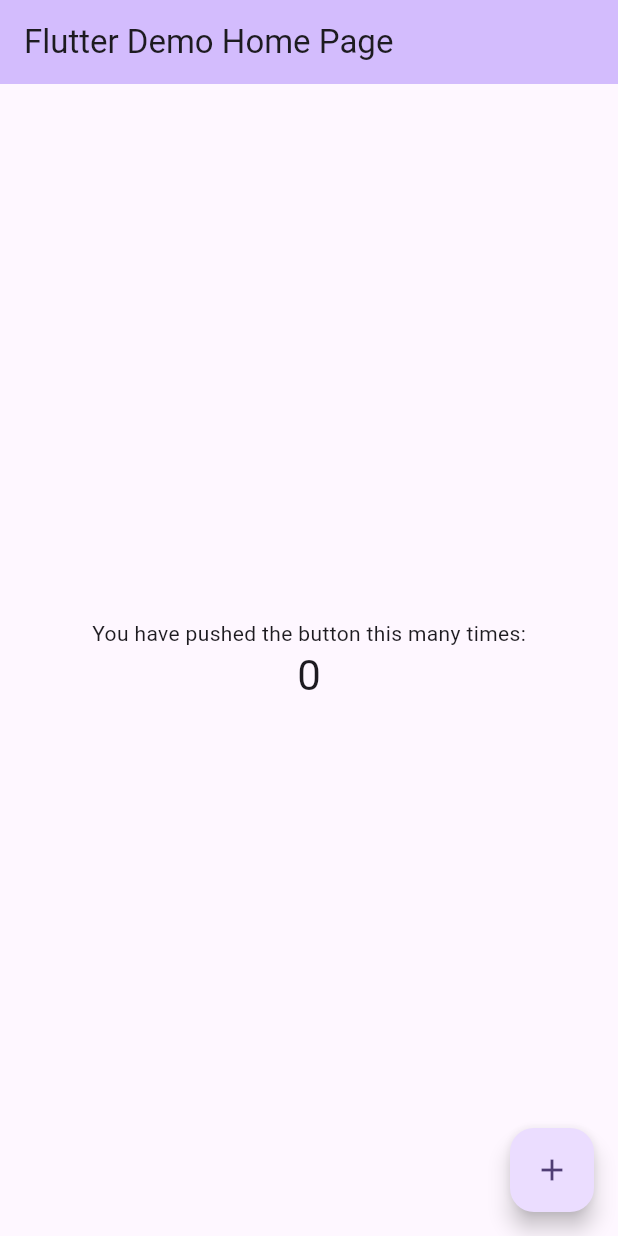
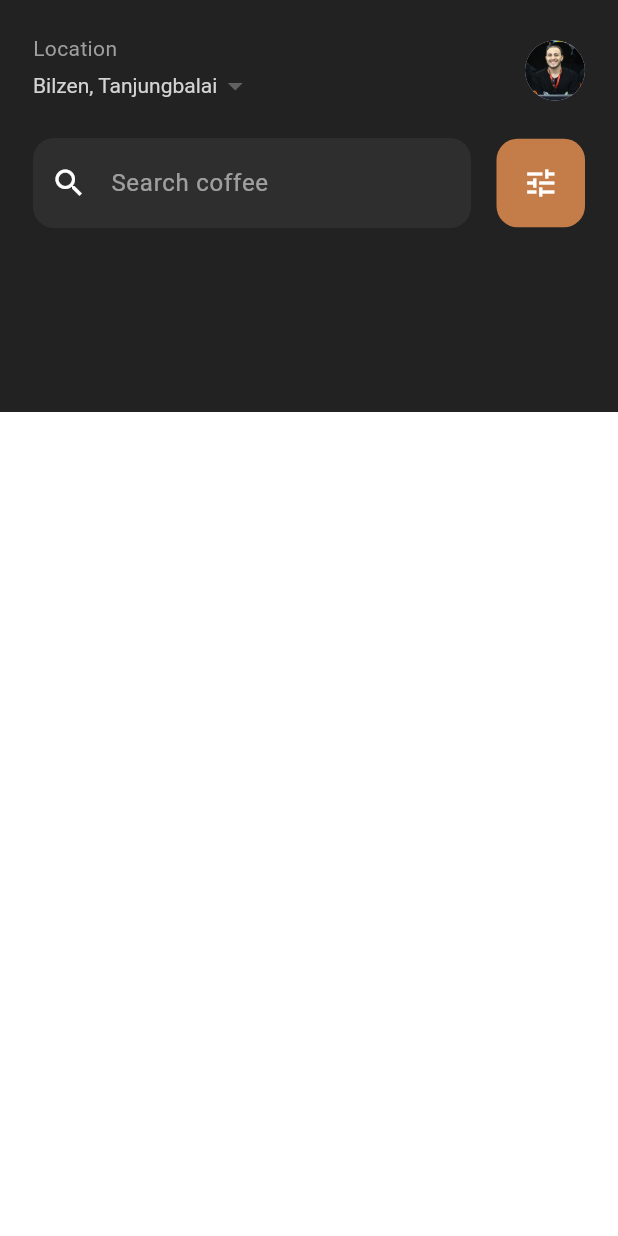
Before and after one commit to abdelaziz2642004/CofeeApp, a Flutter app: the screen it shows after launch, on a phone screen of 412 x 824 dp. Run offline on Flutter 3.47's test engine with Material 3 defaults, Android fonts, the phone set to English and light mode, and no system bars.

Commit message:
Upper Black Part of the home screen

```diff
--- /dev/null
+++ b/lib/Screens/Home_Screen/HelpingWidgets (UpperPart)/background_layout.dart
@@ -0,0 +1,20 @@
+import 'package:flutter/material.dart';
+
+class BackgroundLayout extends StatelessWidget {
+  const BackgroundLayout({super.key});
+
+  @override
+  Widget build(BuildContext context) {
+    return Column(
+      children: [
+        Expanded(
+          child: Container(color: const Color(0xFF222222)), // Top half
+        ),
+        Expanded(
+          flex: 2,
+          child: Container(color: Colors.white), // Bottom half
+        ),
+      ],
+    );
+  }
+}
--- /dev/null
+++ b/lib/Screens/Home_Screen/HelpingWidgets (UpperPart)/locationDropDown.dart
@@ -0,0 +1,34 @@
+import 'package:flutter/material.dart';
+
+class LocationDropdown extends StatelessWidget {
+  const LocationDropdown({super.key});
+
+  @override
+  Widget build(BuildContext context) {
+    return Column(
+      crossAxisAlignment: CrossAxisAlignment.start,
+      children: [
+        const Text("Location", style: TextStyle(color: Colors.grey)),
+        SizedBox(
+          width: 150,
+          height: 30,
+          child: DropdownButton<String>(
+            value: "Bilzen, Tanjungbalai",
+            style: const TextStyle(fontSize: 14, color: Color(0xFFd4d4d4)),
+            items: const [
+              DropdownMenuItem(
+                value: "Bilzen, Tanjungbalai",
+                child: Text(
+                  "Bilzen, Tanjungbalai",
+                  style: TextStyle(fontSize: 14, color: Color(0xFFd4d4d4)),
+                ),
+              ),
+            ],
+            onChanged: (val) {},
+            underline: const SizedBox(), // Removes default underline
+          ),
+        ),
+      ],
+    );
+  }
+}
--- /dev/null
+++ b/lib/Screens/Home_Screen/HelpingWidgets (UpperPart)/profileAvatar.dart
@@ -0,0 +1,13 @@
+import 'package:flutter/material.dart';
+
+class ProfileAvatar extends StatelessWidget {
+  const ProfileAvatar({super.key});
+
+  @override
+  Widget build(BuildContext context) {
+    return const CircleAvatar(
+      radius: 20,
+      backgroundImage: AssetImage("assets/images/Profile.png"),
+    );
+  }
+}
--- /dev/null
+++ b/lib/Screens/Home_Screen/HelpingWidgets (UpperPart)/searchBar.dart
@@ -0,0 +1,43 @@
+import 'package:flutter/material.dart';
+
+class searchBar extends StatelessWidget {
+  const searchBar({super.key});
+
+  @override
+  Widget build(BuildContext context) {
+    return Row(
+      children: [
+        Expanded(
+          child: TextField(
+            decoration: InputDecoration(
+              hintText: 'Search coffee',
+              hintStyle: TextStyle(color: Colors.white54),
+              prefixIcon: Icon(Icons.search, color: Colors.white),
+              filled: true,
+              fillColor: Color(0xff2e2e2e), // Dark background
+              contentPadding: EdgeInsets.symmetric(vertical: 18),
+              border: OutlineInputBorder(
+                borderRadius: BorderRadius.circular(14),
+                borderSide: BorderSide.none, // No visible border
+              ),
+            ),
+            style: TextStyle(color: Colors.white),
+          ),
+        ),
+        SizedBox(width: 17),
+        Container(
+          height: 59,
+          width: 59,
+          decoration: BoxDecoration(
+            color: Color.fromARGB(255, 196, 124, 72), // Custom brownish color
+            borderRadius: BorderRadius.circular(14),
+          ),
+          child: IconButton(
+            onPressed: () {},
+            icon: Icon(Icons.tune, color: Colors.white),
+          ),
+        ),
+      ],
+    );
+  }
+}
--- /dev/null
+++ b/lib/Screens/Home_Screen/home_screen.dart
@@ -0,0 +1,44 @@
+import 'package:flutter/material.dart';
+import 'package:prj/Screens/Home_Screen/HelpingWidgets%20(UpperPart)/searchBar.dart';
+import 'package:prj/Screens/Home_Screen/HelpingWidgets%20(UpperPart)/background_layout.dart';
+import 'package:prj/Screens/Home_Screen/HelpingWidgets%20(UpperPart)/locationDropDown.dart';
+import 'package:prj/Screens/Home_Screen/HelpingWidgets%20(UpperPart)/profileAvatar.dart';
+
+class MyHomePage extends StatefulWidget {
+  const MyHomePage({super.key});
+
+  @override
+  State<MyHomePage> createState() => _MyHomePageState();
+}
+
+class _MyHomePageState extends State<MyHomePage> {
+  @override
+  Widget build(BuildContext context) {
+    return SafeArea(
+      child: Scaffold(
+        body: Stack(
+          children: [
+            const BackgroundLayout(),
+            Padding(
+              padding: const EdgeInsets.all(22.0),
+              child: Column(
+                crossAxisAlignment: CrossAxisAlignment.start,
+                children: [
+                  Row(
+                    children: const [
+                      LocationDropdown(),
+                      Spacer(),
+                      ProfileAvatar(),
+                    ],
+                  ),
+                  SizedBox(height: 20),
+                  searchBar(),
+                ],
+              ),
+            ),
+          ],
+        ),
+      ),
+    );
+  }
+}
--- a/lib/main.dart
+++ b/lib/main.dart
@@ -1,4 +1,5 @@
 import 'package:flutter/material.dart';
+import 'package:prj/Screens/Home_Screen/home_screen.dart';
 
 void main() {
   runApp(const MyApp());
@@ -7,116 +8,8 @@ void main() {
 class MyApp extends StatelessWidget {
   const MyApp({super.key});
 
-  // This widget is the root of your application.
   @override
   Widget build(BuildContext context) {
-    return MaterialApp(
-      title: 'Flutter Demo',
-      theme: ThemeData(
-        // This is the theme of your application.
-        //
-        // TRY THIS: Try running your application with "flutter run". You'll see
-        // the application has a purple toolbar. Then, without quitting the app,
-        // try changing the seedColor in the colorScheme below to Colors.green
-        // and then invoke "hot reload" (save your changes or press the "hot
-        // reload" button in a Flutter-supported IDE, or press "r" if you used
-        // the command line to start the app).
-        //
-        // Notice that the counter didn't reset back to zero; the application
-        // state is not lost during the reload. To reset the state, use hot
-        // restart instead.
-        //
-        // This works for code too, not just values: Most code changes can be
-        // tested with just a hot reload.
-        colorScheme: ColorScheme.fromSeed(seedColor: Colors.deepPurple),
-      ),
-      home: const MyHomePage(title: 'Flutter Demo Home Page'),
-    );
+    return const MaterialApp(home: MyHomePage());
   }
 }
-
-class MyHomePage extends StatefulWidget {
-  const MyHomePage({super.key, required this.title});
-
-  // This widget is the home page of your application. It is stateful, meaning
-  // that it has a State object (defined below) that contains fields that affect
-  // how it looks.
-
-  // This class is the configuration for the state. It holds the values (in this
-  // case the title) provided by the parent (in this case the App widget) and
-  // used by the build method of the State. Fields in a Widget subclass are
-  // always marked "final".
-
-  final String title;
-
-  @override
-  State<MyHomePage> createState() => _MyHomePageState();
-}
-
-class _MyHomePageState extends State<MyHomePage> {
-  int _counter = 0;
-
-  void _incrementCounter() {
-    setState(() {
-      // This call to setState tells the Flutter framework that something has
-      // changed in this State, which causes it to rerun the build method below
-      // so that the display can reflect the updated values. If we changed
-      // _counter without calling setState(), then the build method would not be
-      // called again, and so nothing would appear to happen.
-      _counter++;
-    });
-  }
-
-  @override
-  Widget build(BuildContext context) {
-    // This method is rerun every time setState is called, for instance as done
-    // by the _incrementCounter method above.
-    //
-    // The Flutter framework has been optimized to make rerunning build methods
-    // fast, so that you can just rebuild anything that needs updating rather
-    // than having to individually change instances of widgets.
-    return Scaffold(
-      appBar: AppBar(
-        // TRY THIS: Try changing the color here to a specific color (to
-        // Colors.amber, perhaps?) and trigger a hot reload to see the AppBar
-        // change color while the other colors stay the same.
-        backgroundColor: Theme.of(context).colorScheme.inversePrimary,
-        // Here we take the value from the MyHomePage object that was created by
-        // the App.build method, and use it to set our appbar title.
-        title: Text(widget.title),
-      ),
-      body: Center(
-        // Center is a layout widget. It takes a single child and positions it
-        // in the middle of the parent.
-        child: Column(
-          // Column is also a layout widget. It takes a list of children and
-          // arranges them vertically. By default, it sizes itself to fit its
-          // children horizontally, and tries to be as tall as its parent.
-          //
-          // Column has various properties to control how it sizes itself and
-          // how it positions its children. Here we use mainAxisAlignment to
-          // center the children vertically; the main axis here is the vertical
-          // axis because Columns are vertical (the cross axis would be
-          // horizontal).
-          //
-          // TRY THIS: Invoke "debug painting" (choose the "Toggle Debug Paint"
-          // action in the IDE, or press "p" in the console), to see the
-          // wireframe for each widget.
-          mainAxisAlignment: MainAxisAlignment.center,
-          children: <Widget>[
-            const Text('You have pushed the button this many times:'),
-            Text(
-              '$_counter',
-              style: Theme.of(context).textTheme.headlineMedium,
-            ),
-          ],
-        ),
-      ),
-      floatingActionButton: FloatingActionButton(
-        onPressed: _incrementCounter,
-        tooltip: 'Increment',
-        child: const Icon(Icons.add),
-      ), // This trailing comma makes auto-formatting nicer for build methods.
-    );
-  }
-}
```
Also changed, not shown: pubspec.yaml (+7 -3 lines), assets/images/1.jpeg (added), assets/images/2.jpeg (added), assets/images/3.jpeg (added), assets/images/Profile.png (added).
